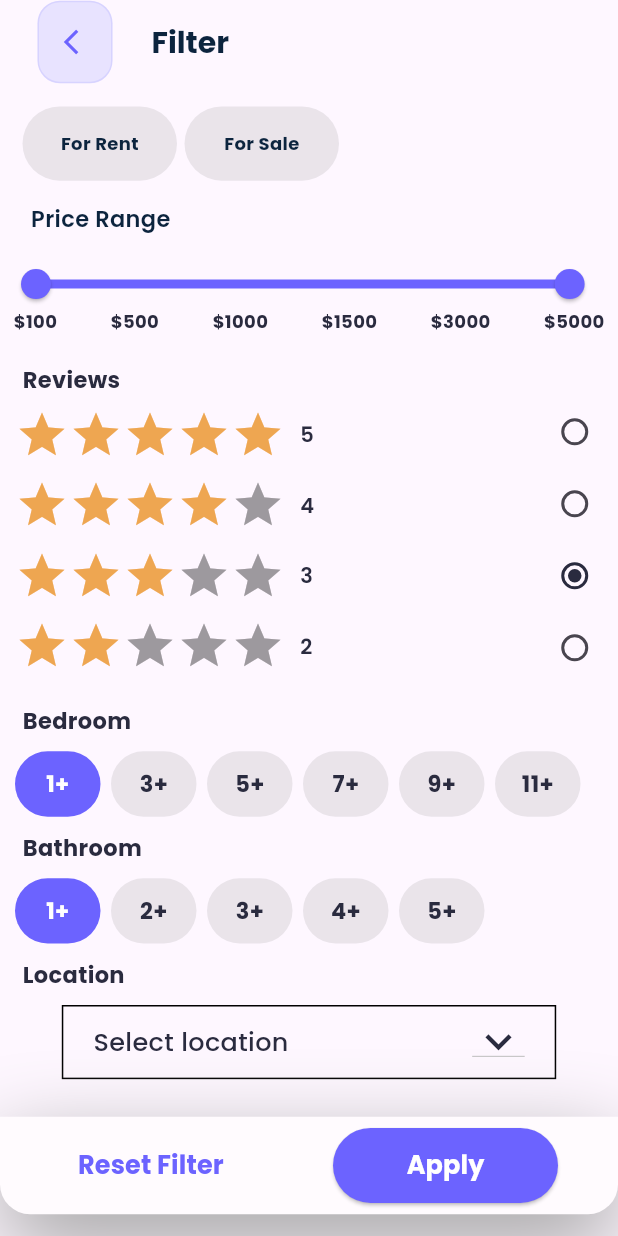
After one commit to ayafathy1/Homefinder1, a Flutter app: the SearchFilter screen opened directly, on a phone screen of 412 x 824 dp. The commit adds this screen. Run offline on Flutter 3.47's test engine with Material 3 defaults, Android fonts, the phone set to English and light mode, and no system bars; drawn by our look-alikes of flutter_rating_bar; our stand-ins replace animated_splash_screen, get, syncfusion_flutter_sliders; missing offline and left inert: flutter_arc_text, splash_view.

Commit message:
create search filter

```diff
--- /dev/null
+++ b/homefinder1/lib/Screens/search_filter/search_filter_controller.dart
@@ -0,0 +1,26 @@
+import 'dart:ui';
+
+import 'package:flutter/material.dart';
+import 'package:get/get.dart';
+import 'package:homefinder1/utilities/colors.dart';
+import 'package:syncfusion_flutter_sliders/sliders.dart';
+
+class SearchFilterController extends GetxController{
+List<String> rentOrSale=["For Rent","For Sale"];
+Color activeContainerColor=kPrimaryColor;
+Color deActiveContainerColor=kLightGreyColor;
+Color activeTextColor=Colors.white;
+Color deActiveTextColor=kDarkBlueColor;
+int selectedIndex=2;
+SfRangeValues values = SfRangeValues(100.0, 5000.0);
+final List<String> labels=["\$100","\$500","\$1000","\$1500","\$3000","\$5000"];
+List<double> rate=[5,4,3,2];
+String? selectedOption = '3';
+int selectedIndex1=0;
+List<int> bedRoomNumber=[1,3,5,7,9,11];
+List<int> bathRoomNumber=[1,2,3,4,5];
+int selectedIndex2=0;
+ScrollController sController=ScrollController();
+int min= 100;
+int max=5000;
+}
--- /dev/null
+++ b/homefinder1/lib/Screens/search_filter/search_filter_screen.dart
@@ -0,0 +1,517 @@
+import 'package:flutter/cupertino.dart';
+import 'package:flutter/material.dart';
+import 'package:flutter_rating_bar/flutter_rating_bar.dart';
+import 'package:get/get.dart';
+import 'package:homefinder1/Screens/search_filter/search_filter_controller.dart';
+import 'package:intl/intl.dart';
+import 'package:syncfusion_flutter_sliders/sliders.dart';
+
+import '../../Widget/custom_arrow_back.dart';
+import '../../utilities/colors.dart';
+import '../../utilities/constants.dart';
+
+class SearchFilter extends StatefulWidget {
+  SearchFilter({super.key});
+
+  @override
+  State<SearchFilter> createState() => _SearchFilterState();
+}
+
+class _SearchFilterState extends State<SearchFilter> {
+  @override
+  Widget build(BuildContext context) {
+    return GetBuilder<SearchFilterController>(
+        init: SearchFilterController(),
+        builder: (SearchFilterController controller) {
+          return Scaffold(
+            appBar: AppBar(
+              leadingWidth: 85,
+              leading: CustomArrowBack(),
+              title: Text(
+                "Filter",
+                style: TextStyle(
+                    color: kDarkBlueColor,
+                    fontFamily: kRegularFont,
+                    fontWeight: FontWeight.w800,
+                    fontSize: 20),
+              ),
+            ),
+            body: SingleChildScrollView(
+              physics: BouncingScrollPhysics(),
+              controller: controller.sController,
+              child: Column(
+                crossAxisAlignment: CrossAxisAlignment.start,
+                mainAxisAlignment: MainAxisAlignment.end,
+                children: [
+                  SizedBox(
+                    height: 15,
+                  ),
+                  Container(
+                    margin: EdgeInsets.only(left: 15),
+                    width: Get.width * 0.85,
+                    height: Get.height * 0.06,
+                    child: ListView.separated(
+                        controller: controller.sController,
+                        separatorBuilder: (context, index) {
+                          return SizedBox(
+                            width: 5,
+                          );
+                        },
+                        physics: NeverScrollableScrollPhysics(),
+                        itemCount: 2,
+                        scrollDirection: Axis.horizontal,
+                        itemBuilder: (context, index) {
+                          return InkWell(
+                            onTap: () {
+                              controller.selectedIndex = index;
+                              setState(() {});
+                            },
+                            child: Container(
+                              width: 103,
+                              height: 40,
+                              decoration: BoxDecoration(
+                                  color: controller.selectedIndex == index
+                                      ? controller.activeContainerColor
+                                      : controller.deActiveContainerColor,
+                                  border: Border.all(
+                                      color: Colors.transparent, width: 1),
+                                  borderRadius: BorderRadius.circular(25)),
+                              child: Center(
+                                  child: Text(
+                                controller.rentOrSale[index],
+                                style: TextStyle(
+                                    color: controller.selectedIndex == index
+                                        ? controller.activeTextColor
+                                        : controller.deActiveTextColor,
+                                    fontFamily: kRegularFont,
+                                    fontWeight: FontWeight.w800,
+                                    fontSize: 12),
+                              )),
+                            ),
+                          );
+                        }),
+                  ),
+                  SizedBox(
+                    height: 15,
+                  ),
+                  Row(
+                    children: [
+                      SizedBox(
+                        width: Get.width * 0.05,
+                      ),
+                      Text(
+                        "Price Range",
+                        style: TextStyle(
+                            color: kDarkBlueColor,
+                            fontSize: 15,
+                            fontFamily: kRegularFont,
+                            fontWeight: FontWeight.w600),
+                      )
+                    ],
+                  ),
+                  SizedBox(
+                    height: Get.height * 0.02,
+                  ),
+                  Container(
+                    width: Get.width * 0.98,
+                    height: Get.height * 0.04,
+                    child: SfRangeSlider(
+                      values: controller.values,
+                      enableIntervalSelection: true,
+                      min: controller.min,
+                      max: controller.max,
+                      activeColor: kPrimaryColor,
+                      inactiveColor: Color(0xffE2EBFF),
+                      interval: 500,
+                      numberFormat: NumberFormat('\$'),
+                      onChanged: (values) {
+                        setState(() {
+                          controller.values = values;
+                        });
+                      },
+                    ),
+                  ),
+                  Padding(
+                    padding: const EdgeInsets.only(left: 9.0, right: 9.0),
+                    child: Row(
+                      crossAxisAlignment: CrossAxisAlignment.start,
+                      mainAxisAlignment: MainAxisAlignment.spaceBetween,
+                      children: [
+                        Text(
+                          "\$100",
+                          style: TextStyle(
+                              fontFamily: kRegularFont,
+                              fontSize: 12,
+                              fontWeight: FontWeight.w700,
+                              color: kVeryDarkBlueColor),
+                        ),
+                        Text(
+                          "\$500",
+                          style: TextStyle(
+                              fontFamily: kRegularFont,
+                              fontSize: 12,
+                              fontWeight: FontWeight.w700,
+                              color: kVeryDarkBlueColor),
+                        ),
+                        Text(
+                          "\$1000",
+                          style: TextStyle(
+                              fontFamily: kRegularFont,
+                              fontSize: 12,
+                              fontWeight: FontWeight.w700,
+                              color: kVeryDarkBlueColor),
+                        ),
+                        Text(
+                          "\$1500",
+                          style: TextStyle(
+                              fontFamily: kRegularFont,
+                              fontSize: 12,
+                              fontWeight: FontWeight.w700,
+                              color: kVeryDarkBlueColor),
+                        ),
+                        Text(
+                          "\$3000",
+                          style: TextStyle(
+                              fontFamily: kRegularFont,
+                              fontSize: 12,
+                              fontWeight: FontWeight.w700,
+                              color: kVeryDarkBlueColor),
+                        ),
+                        Text(
+                          "\$5000",
+                          style: TextStyle(
+                              fontFamily: kRegularFont,
+                              fontSize: 12,
+                              fontWeight: FontWeight.w700,
+                              color: kVeryDarkBlueColor),
+                        ),
+                      ],
+                    ),
+                  ),
+                  Padding(
+                    padding: const EdgeInsets.only(top: 20, left: 15),
+                    child: Text(
+                      "Reviews",
+                      style: TextStyle(
+                          fontFamily: kRegularFont,
+                          fontSize: 15,
+                          fontWeight: FontWeight.w700,
+                          color: kVeryDarkBlueColor),
+                    ),
+                  ),
+                  Container(
+                    height: Get.height * 0.25,
+                    width: Get.width * 0.98,
+                    child: Row(
+                      crossAxisAlignment: CrossAxisAlignment.start,
+                      mainAxisAlignment: MainAxisAlignment.spaceBetween,
+                      children: [
+                        Container(
+                          height: Get.height * 0.25,
+                          width: Get.width * 0.7,
+                          child: ListView.separated(
+                            padding: EdgeInsets.only(left: 10, top: 8),
+                            itemBuilder: (context, index) {
+                              return Row(
+                                crossAxisAlignment: CrossAxisAlignment.center,
+                                mainAxisAlignment:
+                                    MainAxisAlignment.spaceBetween,
+                                children: [
+                                  Row(
+                                    children: [
+                                      Container(
+                                        margin: EdgeInsets.only(right: 10),
+                                        child: RatingBar.builder(
+                                          initialRating: controller.rate[index],
+                                          minRating: 1,
+                                          direction: Axis.horizontal,
+                                          allowHalfRating: true,
+                                          ignoreGestures: true,
+                                          itemCount: 5,
+                                          itemSize: 36,
+                                          itemBuilder: (context, _) =>
+                                              const Icon(
+                                            Icons.star,
+                                            color: Color(0xffEEA651),
+                                          ),
+                                          onRatingUpdate: (rating) {},
+                                        ),
+                                      ),
+                                      Text(
+                                        "${controller.rate[index].toInt()}",
+                                        style: TextStyle(
+                                            fontFamily: kRegularFont,
+                                            fontSize: 14,
+                                            fontWeight: FontWeight.w600,
+                                            color: kVeryDarkBlueColor),
+                                      ),
+                                    ],
+                                  ),
+                                ],
+                              );
+                            },
+                            itemCount: 4,
+                            physics: NeverScrollableScrollPhysics(),
+                            scrollDirection: Axis.vertical,
+                            separatorBuilder:
+                                (BuildContext context, int index) {
+                              return SizedBox(
+                                height: 11,
+                              );
+                            },
+                          ),
+                        ),
+                        Container(
+                          height: Get.height * 0.3,
+                          width: Get.width * 0.1,
+                          child: Column(
+                            children: [
+                              Radio(
+                                activeColor: kVeryDarkBlueColor,
+                                value: '5',
+                                groupValue: controller.selectedOption,
+                                onChanged: (value) {
+                                  setState(() {
+                                    controller.selectedOption = value;
+                                  });
+                                },
+                              ),
+                              Radio(
+                                activeColor: kVeryDarkBlueColor,
+                                value: '4',
+                                groupValue: controller.selectedOption,
+                                onChanged: (value) {
+                                  setState(() {
+                                    controller.selectedOption = value;
+                                  });
+                                },
+                              ),
+                              Radio(
+                                activeColor: kVeryDarkBlueColor,
+                                value: '3',
+                                groupValue: controller.selectedOption,
+                                onChanged: (value) {
+                                  setState(() {
+                                    controller.selectedOption = value;
+                                  });
+                                },
+                              ),
+                              Radio(
+                                activeColor: kVeryDarkBlueColor,
+                                value: '2',
+                                groupValue: controller.selectedOption,
+                                onChanged: (value) {
+                                  setState(() {
+                                    controller.selectedOption = value;
+                                  });
+                                },
+                              ),
+                            ],
+                          ),
+                        )
+                      ],
+                    ),
+                  ),
+                  Padding(
+                    padding: const EdgeInsets.only(left: 15.0),
+                    child: Text(
+                      "Bedroom",
+                      style: TextStyle(
+                          fontFamily: kRegularFont,
+                          fontSize: 15,
+                          fontWeight: FontWeight.w700,
+                          color: kVeryDarkBlueColor),
+                    ),
+                  ),
+                  Container(
+                    width: Get.width,
+                    height: Get.height * 0.065,
+                    child: ListView.separated(
+                        controller: controller.sController,
+                        padding: EdgeInsets.only(left: 10, top: 10),
+                        scrollDirection: Axis.horizontal,
+                        itemBuilder: (context, index) {
+                          return InkWell(
+                            onTap: () {
+                              controller.selectedIndex1 = index;
+                              setState(() {});
+                            },
+                            child: Container(
+                              width: 57,
+                              decoration: BoxDecoration(
+                                  color: controller.selectedIndex1 == index
+                                      ? kPrimaryColor
+                                      : kLightGreyColor,
+                                  borderRadius: BorderRadius.circular(25)),
+                              child: Center(
+                                child: Text(
+                                  "${controller.bedRoomNumber[index]}+",
+                                  style: TextStyle(
+                                      fontFamily: kRegularFont,
+                                      fontSize: 15,
+                                      fontWeight: FontWeight.w700,
+                                      color: controller.selectedIndex1 == index
+                                          ? Colors.white
+                                          : kVeryDarkBlueColor),
+                                ),
+                              ),
+                            ),
+                          );
+                        },
+                        separatorBuilder: (context, index) {
+                          return SizedBox(
+                            width: 7,
+                          );
+                        },
+                        itemCount: 6),
+                  ),
+                  Padding(
+                    padding: const EdgeInsets.only(left: 15.0, top: 10),
+                    child: Text(
+                      "Bathroom",
+                      style: TextStyle(
+                          fontFamily: kRegularFont,
+                          fontSize: 15,
+                          fontWeight: FontWeight.w700,
+                          color: kVeryDarkBlueColor),
+                    ),
+                  ),
+                  Container(
+                    width: Get.width,
+                    height: Get.height * 0.065,
+                    child: ListView.separated(
+                        controller: controller.sController,
+                        padding: EdgeInsets.only(left: 10, top: 10),
+                        scrollDirection: Axis.horizontal,
+                        itemBuilder: (context, index) {
+                          return InkWell(
+                            onTap: () {
+                              controller.selectedIndex2 = index;
+                              setState(() {});
+                            },
+                            child: Container(
+                              width: 57,
+                              decoration: BoxDecoration(
+                                  color: controller.selectedIndex2 == index
+                                      ? kPrimaryColor
+                                      : kLightGreyColor,
+                                  borderRadius: BorderRadius.circular(25)),
+                              child: Center(
+                                child: Text(
+                                  "${controller.bathRoomNumber[index]}+",
+                                  style: TextStyle(
+                                      fontFamily: kRegularFont,
+                                      fontSize: 15,
+                                      fontWeight: FontWeight.w700,
+                                      color: controller.selectedIndex2 == index
+                                          ? Colors.white
+                                          : kVeryDarkBlueColor),
+                                ),
+                              ),
+                            ),
+                          );
+                        },
+                        separatorBuilder: (context, index) {
+                          return SizedBox(
+                            width: 7,
+                          );
+                        },
+                        itemCount: 5),
+                  ),
+                  Padding(
+                    padding: const EdgeInsets.only(left: 15.0, top: 10),
+                    child: Text(
+                      "Location",
+                      style: TextStyle(
+                          fontFamily: kRegularFont,
+                          fontSize: 15,
+                          fontWeight: FontWeight.w700,
+                          color: kVeryDarkBlueColor),
+                    ),
+                  ),
+                  Center(
+                    child: Container(
+                        padding: EdgeInsets.only(left: 20, right: 20),
+                        margin: EdgeInsets.only(top: 10),
+                        width: Get.width * 0.8,
+                        height: Get.height * 0.06,
+                        decoration: BoxDecoration(
+                            border: Border.all(color: Colors.black)),
+                        child: Row(
+                          crossAxisAlignment: CrossAxisAlignment.center,
+                          mainAxisAlignment: MainAxisAlignment.spaceBetween,
+                          children: [
+                            Text(
+                              "Select location",
+                              style: TextStyle(
+                                  fontFamily: kRegularFont,
+                                  fontSize: 17,
+                                  fontWeight: FontWeight.w500,
+                                  color: kVeryDarkBlueColor),
+                            ),
+                            DropdownButton(
+                                icon: Icon(
+                                  Icons.keyboard_arrow_down_outlined,
+                                  color: kVeryDarkBlueColor,
+                                  size: 35,
+                                ),
+                                items: const [],
+                                onChanged: (e) {}),
+                          ],
+                        )),
+                  ),
+                  Container(
+                    padding: EdgeInsets.only(left: 40,right: 40),
+                    margin: EdgeInsets.only(top: 25),
+                    height: 65,
+                    width: Get.width,
+                    decoration: BoxDecoration(
+                        color: Color(0xfffffbfe),
+                        boxShadow: [
+                          BoxShadow(
+                              color: Colors.grey,
+                              offset: Offset(0, 20),
+                              blurRadius: 50)
+                        ],
+                        borderRadius: BorderRadius.only(
+                            bottomRight: Radius.circular(20),
+                            bottomLeft: Radius.circular(20))),
+                    child: Center(child: Row(mainAxisAlignment: MainAxisAlignment.spaceBetween,crossAxisAlignment: CrossAxisAlignment.center,
+                    children: [
+                      TextButton(onPressed: (){
+                        controller.max=5000;
+                        controller.min=100;
+                        controller.selectedIndex=2;
+                        controller.selectedIndex1=0;
+                        controller.selectedIndex2=0;
+                        controller.selectedOption="3";
+                        controller.values=SfRangeValues(100, 5000);
+                        setState(() {
+
+                        });
+
+                      }, child: Text("Reset Filter",style: TextStyle(fontFamily: kRegularFont,
+                          fontSize: 17,
+                          fontWeight: FontWeight.w700,
+                          color: kPrimaryColor),)),
+
+                      Container(
+                        width: 150,
+                        height: 50,
+                        child: ElevatedButton(
+
+                          style: ElevatedButton.styleFrom(backgroundColor: kPrimaryColor),
+                            onPressed: (){}, child: Center(child: Text("Apply",style: TextStyle(fontFamily: kRegularFont,
+                            fontSize: 17,
+                            fontWeight: FontWeight.w700,
+                            color: Colors.white),))),
+                      )
+                    ],),),
+                  )
+                ],
+              ),
+            ),
+          );
+        });
+  }
+}
--- a/homefinder1/lib/utilities/colors.dart
+++ b/homefinder1/lib/utilities/colors.dart
@@ -2,6 +2,7 @@ import 'package:flutter/animation.dart';
 
 Color kPrimaryColor =Color(0xff6C63FF);
 Color kDarkBlueColor =Color(0xff0C243E);
+Color kVeryDarkBlueColor=Color(0xff2A2B3F);
 Color kGreyColor= Color(0xff858585);
 Color kLightGreyColor = Color(0xff858585).withOpacity(0.17);
 Color kVeryLightGreyColor = Color(0xffF4F4F4);
--- a/homefinder1/pubspec.yaml
+++ b/homefinder1/pubspec.yaml
@@ -39,6 +39,9 @@ dependencies:
   get: ^4.6.6
   splash_view: ^2.0.1
   flutter_arc_text: ^0.6.0
+  syncfusion_flutter_sliders: ^24.2.9
+  intl: ^0.19.0
+  flutter_rating_bar: ^4.0.1
 
 dev_dependencies:
   flutter_test:
@@ -87,6 +90,8 @@ flutter:
         - asset: lib/assets/fonts/Poppins-Regular.ttf
           weight: 500
         - asset: lib/assets/fonts/Poppins-SemiBold.ttf
+          weight: 700
+        - asset: lib/assets/fonts/Poppins-Medium.ttf
           weight: 600
   #         style: italic
   #   - family: Trajan Pro
```
Also changed, not shown: homefinder1/lib/assets/fonts/Poppins-Medium.ttf (added), homefinder1/pubspec.lock.
